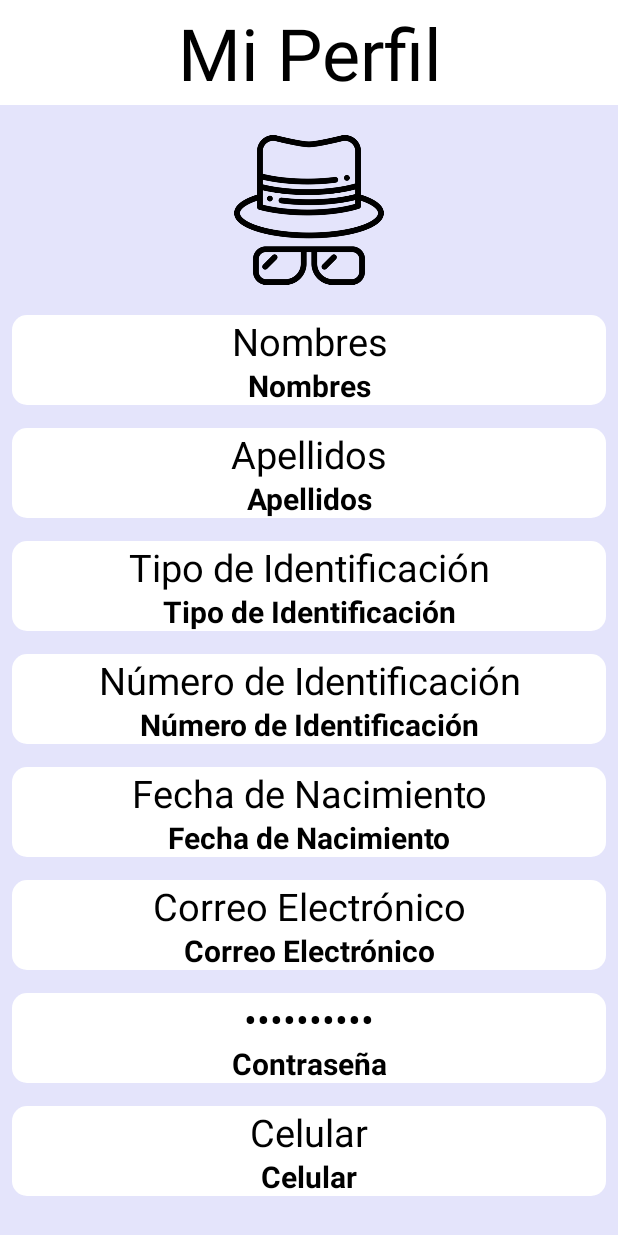
After one commit to MiguelAPaez/EmergenciApp, an Android app: the Profile screen opened directly, with no data from a screen before it, on a phone screen of 412 x 824 dp. The commit adds this screen. Run offline under Robolectric (Android 15) with nearby library versions, the phone set to English and light mode, and no system bars.

Commit message:
Ajustes Perfil Activity
Primeros Ajustes de la Activity Perfil

```diff
--- a/app/src/main/AndroidManifest.xml
+++ b/app/src/main/AndroidManifest.xml
@@ -9,7 +9,8 @@
         android:roundIcon="@mipmap/ic_launcher_round"
         android:supportsRtl="true"
         android:theme="@style/AppTheme">
-        <activity android:name=".HealthRegister"></activity>
+        <activity android:name=".Profile"></activity>
+        <activity android:name=".HealthRegister" />
         <activity android:name=".Register" />
         <activity android:name=".Login" />
         <activity android:name=".MainActivity">
--- a/app/src/main/java/com/example/miguelapaez/emergenciapp/MainActivity.java
+++ b/app/src/main/java/com/example/miguelapaez/emergenciapp/MainActivity.java
@@ -6,6 +6,7 @@ import android.content.Intent;
 import android.os.Bundle;
 import android.view.View;
 import android.widget.Button;
+import android.widget.LinearLayout;
 
 public class MainActivity extends AppCompatActivity {
 
@@ -24,5 +25,14 @@ public class MainActivity extends AppCompatActivity {
             }
         });
 
+        LinearLayout profile = (LinearLayout) findViewById( R.id.linearLayoutProfileMain);
+        profile.setOnClickListener(new View.OnClickListener() {
+            @Override
+            public void onClick(View v) {
+                Intent intent = new Intent ( v.getContext(), Profile.class);
+                startActivityForResult(intent, 0);
+            }
+        });
+
     }
 }
--- /dev/null
+++ b/app/src/main/java/com/example/miguelapaez/emergenciapp/Profile.java
@@ -0,0 +1,16 @@
+package com.example.miguelapaez.emergenciapp;
+
+import androidx.appcompat.app.AppCompatActivity;
+
+import android.os.Bundle;
+
+public class Profile extends AppCompatActivity {
+
+    @Override
+    protected void onCreate(Bundle savedInstanceState) {
+        super.onCreate ( savedInstanceState );
+        setContentView ( R.layout.activity_profile );
+        getSupportActionBar().hide();
+
+    }
+}
--- a/app/src/main/res/layout/activity_main.xml
+++ b/app/src/main/res/layout/activity_main.xml
@@ -200,11 +200,22 @@
                 android:id="@+id/buttonLogin"
                 android:layout_width="wrap_content"
                 android:layout_height="wrap_content"
-                android:layout_marginStart="8dp"
-                android:layout_marginTop="72dp"
-                android:layout_marginEnd="8dp"
+                android:layout_marginTop="10dp"
                 android:text="Login"
                 android:layout_gravity="center" />
+
+            <Button
+                android:id="@+id/buttonLogOut"
+                android:layout_width="150dp"
+                android:layout_height="46dp"
+                android:layout_marginTop="10dp"
+                android:layout_marginBottom="8dp"
+                android:background="@drawable/shapebutton"
+                android:text="@string/log_out"
+                android:textAllCaps="false"
+                android:textColor="@color/colorWhite"
+                android:textSize="15dp"
+                android:layout_gravity="center"/>
 
         </LinearLayout>
     </ScrollView>
--- /dev/null
+++ b/app/src/main/res/layout/activity_profile.xml
@@ -0,0 +1,347 @@
+<?xml version="1.0" encoding="utf-8"?>
+<androidx.constraintlayout.widget.ConstraintLayout xmlns:android="http://schemas.android.com/apk/res/android"
+    xmlns:app="http://schemas.android.com/apk/res-auto"
+    xmlns:tools="http://schemas.android.com/tools"
+    android:layout_width="match_parent"
+    android:layout_height="match_parent"
+    android:background="@color/colorBackground"
+    tools:context=".Profile">
+
+    <ScrollView
+        android:layout_width="match_parent"
+        android:layout_height="match_parent"
+        app:layout_constraintBottom_toBottomOf="parent"
+        app:layout_constraintEnd_toEndOf="parent"
+        app:layout_constraintStart_toStartOf="parent"
+        app:layout_constraintTop_toTopOf="parent">
+
+        <LinearLayout
+            android:layout_width="match_parent"
+            android:layout_height="wrap_content"
+            android:orientation="vertical" >
+
+            <LinearLayout
+                android:id="@+id/linearLayoutTitleProfile"
+                android:layout_width="match_parent"
+                android:layout_height="70dp"
+                android:layout_marginStart="0dp"
+                android:layout_marginEnd="0dp"
+                android:background="@color/colorWhite"
+                android:orientation="horizontal"
+                app:layout_constraintEnd_toEndOf="parent"
+                app:layout_constraintHorizontal_bias="0.538"
+                app:layout_constraintStart_toStartOf="parent"
+                app:layout_constraintTop_toTopOf="parent">
+
+                <TextView
+                    android:id="@+id/titleProfileActivity"
+                    android:layout_width="match_parent"
+                    android:layout_height="wrap_content"
+                    android:layout_gravity="center"
+                    android:layout_weight="1"
+                    android:text="@string/profile_activity"
+                    android:textAlignment="center"
+                    android:textColor="@color/colorBlack"
+                    android:textSize="72px" />
+            </LinearLayout>
+
+            <ImageView
+                android:id="@+id/imageView4"
+                android:layout_width="120dp"
+                android:layout_height="100dp"
+                android:layout_gravity="center"
+                android:layout_marginTop="20dp"
+                app:srcCompat="@drawable/incognito" />
+
+        <LinearLayout
+            android:id="@+id/linearLayoutNameProfile"
+            android:layout_width="match_parent"
+            android:layout_height="60dp"
+            android:layout_marginStart="8dp"
+            android:layout_marginTop="20dp"
+            android:layout_marginEnd="8dp"
+            android:background="@drawable/shape"
+            android:textAlignment="center"
+            android:orientation="vertical">
+
+            <TextView
+                android:id="@+id/editNameProfile"
+                android:layout_width="match_parent"
+                android:layout_height="wrap_content"
+                android:layout_weight="0.8"
+                android:text="@string/name"
+                android:layout_gravity="center"
+                android:textAlignment="center"
+                android:textColor="@color/colorBlack"
+                android:textSize="25dp" />
+
+            <TextView
+                android:id="@+id/nameProfile"
+                android:layout_width="match_parent"
+                android:layout_height="wrap_content"
+                android:layout_weight="0.2"
+                android:text="@string/name"
+                android:layout_gravity="center"
+                android:textAlignment="center"
+                android:textColor="@color/colorBlack"
+                android:textStyle="bold"
+                android:textSize="20dp" />
+
+        </LinearLayout>
+
+            <LinearLayout
+                android:id="@+id/linearLayoutLastNameProfile"
+                android:layout_width="match_parent"
+                android:layout_height="60dp"
+                android:layout_marginStart="8dp"
+                android:layout_marginTop="15dp"
+                android:layout_marginEnd="8dp"
+                android:background="@drawable/shape"
+                android:textAlignment="center"
+                android:orientation="vertical">
+
+                <TextView
+                    android:id="@+id/editLastNameProfile"
+                    android:layout_width="match_parent"
+                    android:layout_height="wrap_content"
+                    android:layout_weight="0.8"
+                    android:text="@string/last_name"
+                    android:layout_gravity="center"
+                    android:textAlignment="center"
+                    android:textColor="@color/colorBlack"
+                    android:textSize="25dp" />
+
+                <TextView
+                    android:id="@+id/lastNameProfile"
+                    android:layout_width="match_parent"
+                    android:layout_height="wrap_content"
+                    android:layout_weight="0.2"
+                    android:text="@string/last_name"
+                    android:layout_gravity="center"
+                    android:textAlignment="center"
+                    android:textColor="@color/colorBlack"
+                    android:textStyle="bold"
+                    android:textSize="20dp" />
+
+            </LinearLayout>
+
+            <LinearLayout
+                android:id="@+id/linearIdTypeProfile"
+                android:layout_width="match_parent"
+                android:layout_height="60dp"
+                android:layout_marginStart="8dp"
+                android:layout_marginTop="15dp"
+                android:layout_marginEnd="8dp"
+                android:background="@drawable/shape"
+                android:textAlignment="center"
+                android:orientation="vertical">
+
+                <TextView
+                    android:id="@+id/editIdTypeProfile"
+                    android:layout_width="match_parent"
+                    android:layout_height="wrap_content"
+                    android:layout_weight="0.8"
+                    android:text="@string/id_type"
+                    android:layout_gravity="center"
+                    android:textAlignment="center"
+                    android:textColor="@color/colorBlack"
+                    android:textSize="25dp" />
+
+                <TextView
+                    android:id="@+id/idTypeProfile"
+                    android:layout_width="match_parent"
+                    android:layout_height="wrap_content"
+                    android:layout_weight="0.2"
+                    android:text="@string/id_type"
+                    android:layout_gravity="center"
+                    android:textAlignment="center"
+                    android:textColor="@color/colorBlack"
+                    android:textStyle="bold"
+                    android:textSize="20dp" />
+
+            </LinearLayout>
+
+            <LinearLayout
+                android:id="@+id/linearIdProfile"
+                android:layout_width="match_parent"
+                android:layout_height="60dp"
+                android:layout_marginStart="8dp"
+                android:layout_marginTop="15dp"
+                android:layout_marginEnd="8dp"
+                android:background="@drawable/shape"
+                android:textAlignment="center"
+                android:orientation="vertical">
+
+                <TextView
+                    android:id="@+id/editIdProfile"
+                    android:layout_width="match_parent"
+                    android:layout_height="wrap_content"
+                    android:layout_weight="0.8"
+                    android:text="@string/id_number"
+                    android:layout_gravity="center"
+                    android:textAlignment="center"
+                    android:textColor="@color/colorBlack"
+                    android:textSize="25dp" />
+
+                <TextView
+                    android:id="@+id/idProfile"
+                    android:layout_width="match_parent"
+                    android:layout_height="wrap_content"
+                    android:layout_weight="0.2"
+                    android:text="@string/id_number"
+                    android:layout_gravity="center"
+                    android:textAlignment="center"
+                    android:textColor="@color/colorBlack"
+                    android:textStyle="bold"
+                    android:textSize="20dp" />
+
+            </LinearLayout>
+
+            <LinearLayout
+                android:id="@+id/linearDateProfile"
+                android:layout_width="match_parent"
+                android:layout_height="60dp"
+                android:layout_marginStart="8dp"
+                android:layout_marginTop="15dp"
+                android:layout_marginEnd="8dp"
+                android:background="@drawable/shape"
+                android:textAlignment="center"
+                android:orientation="vertical">
+
+                <TextView
+                    android:id="@+id/editDateProfile"
+                    android:layout_width="match_parent"
+                    android:layout_height="wrap_content"
+                    android:layout_weight="0.8"
+                    android:text="@string/date_birth"
+                    android:layout_gravity="center"
+                    android:textAlignment="center"
+                    android:textColor="@color/colorBlack"
+                    android:textSize="25dp" />
+
+                <TextView
+                    android:id="@+id/dateProfile"
+                    android:layout_width="match_parent"
+                    android:layout_height="wrap_content"
+                    android:layout_weight="0.2"
+                    android:text="@string/date_birth"
+                    android:layout_gravity="center"
+                    android:textAlignment="center"
+                    android:textColor="@color/colorBlack"
+                    android:textStyle="bold"
+                    android:textSize="20dp" />
+
+            </LinearLayout>
+
+            <LinearLayout
+                android:id="@+id/linearEmailProfile"
+                android:layout_width="match_parent"
+                android:layout_height="60dp"
+                android:layout_marginStart="8dp"
+                android:layout_marginTop="15dp"
+                android:layout_marginEnd="8dp"
+                android:background="@drawable/shape"
+                android:textAlignment="center"
+                android:orientation="vertical">
+
+                <TextView
+                    android:id="@+id/editEmailProfile"
+                    android:layout_width="match_parent"
+                    android:layout_height="wrap_content"
+                    android:layout_weight="0.8"
+                    android:text="@string/email"
+                    android:layout_gravity="center"
+                    android:textAlignment="center"
+                    android:textColor="@color/colorBlack"
+                    android:textSize="25dp" />
+
+                <TextView
+                    android:id="@+id/emailProfile"
+                    android:layout_width="match_parent"
+                    android:layout_height="wrap_content"
+                    android:layout_weight="0.2"
+                    android:text="@string/email"
+                    android:layout_gravity="center"
+                    android:textAlignment="center"
+                    android:textColor="@color/colorBlack"
+                    android:textStyle="bold"
+                    android:textSize="20dp" />
+
+            </LinearLayout>
+
+            <LinearLayout
+                android:id="@+id/linearPasswordProfile"
+                android:layout_width="match_parent"
+                android:layout_height="60dp"
+                android:layout_marginStart="8dp"
+                android:layout_marginTop="15dp"
+                android:layout_marginEnd="8dp"
+                android:background="@drawable/shape"
+                android:textAlignment="center"
+                android:orientation="vertical">
+
+                <TextView
+                    android:id="@+id/editPasswordProfile"
+                    android:layout_width="match_parent"
+                    android:layout_height="wrap_content"
+                    android:layout_weight="0.8"
+                    android:text="@string/password"
+                    android:inputType="textPassword"
+                    android:layout_gravity="center"
+                    android:textAlignment="center"
+                    android:textColor="@color/colorBlack"
+                    android:textSize="25dp" />
+
+                <TextView
+                    android:id="@+id/passwordProfile"
+                    android:layout_width="match_parent"
+                    android:layout_height="wrap_content"
+                    android:layout_weight="0.2"
+                    android:text="@string/password"
+                    android:layout_gravity="center"
+                    android:textAlignment="center"
+                    android:textColor="@color/colorBlack"
+                    android:textStyle="bold"
+                    android:textSize="20dp" />
+
+            </LinearLayout>
+
+            <LinearLayout
+                android:id="@+id/linearPhoneProfile"
+                android:layout_width="match_parent"
+                android:layout_height="60dp"
+                android:layout_marginStart="8dp"
+                android:layout_marginTop="15dp"
+                android:layout_marginEnd="8dp"
+                android:background="@drawable/shape"
+                android:textAlignment="center"
+                android:orientation="vertical">
+
+                <TextView
+                    android:id="@+id/editPhoneProfile"
+                    android:layout_width="match_parent"
+                    android:layout_height="wrap_content"
+                    android:layout_weight="0.8"
+                    android:text="@string/phone"
+                    android:layout_gravity="center"
+                    android:textAlignment="center"
+                    android:textColor="@color/colorBlack"
+                    android:textSize="25dp" />
+
+                <TextView
+                    android:id="@+id/phoneProfile"
+                    android:layout_width="match_parent"
+                    android:layout_height="wrap_content"
+                    android:layout_weight="0.2"
+                    android:text="@string/phone"
+                    android:layout_gravity="center"
+                    android:textAlignment="center"
+                    android:textColor="@color/colorBlack"
+                    android:textStyle="bold"
+                    android:textSize="20dp" />
+
+            </LinearLayout>
+
+        </LinearLayout>
+    </ScrollView>
+</androidx.constraintlayout.widget.ConstraintLayout>
--- a/app/src/main/res/layout/activity_register.xml
+++ b/app/src/main/res/layout/activity_register.xml
@@ -290,7 +290,7 @@
 
             <Button
                 android:id="@+id/buttonNextRegister"
-                android:layout_width="100dp"
+                android:layout_width="150dp"
                 android:layout_height="46dp"
                 android:layout_marginStart="8dp"
                 android:layout_marginTop="10dp"
--- a/app/src/main/res/values/strings.xml
+++ b/app/src/main/res/values/strings.xml
@@ -12,6 +12,7 @@
     <string name="register_health_title">Registro de Salud</string>
     <string name="name">Nombres</string>
     <string name="last_name">Apellidos</string>
+    <string name="id_type">Tipo de Identificación</string>
     <string name="id_number">Número de Identificación</string>
     <string name="date_birth">Fecha de Nacimiento</string>
     <string name="add">Agregar</string>
@@ -30,5 +31,8 @@
     <string name="line_emergency">Llamar al 123</string>
     <string name="profile">Perfil</string>
     <string name="group_profile">Grupo Familiar</string>
+    <string name="log_out">Cerrar Sesión</string>
+
+    <string name="profile_activity">Mi Perfil</string>
 
 </resources>
```
Also changed, not shown: app/src/main/res/drawable/hombre.png (added), app/src/main/res/drawable/incognito.png (added), app/src/main/res/drawable/mujer.png (added).
